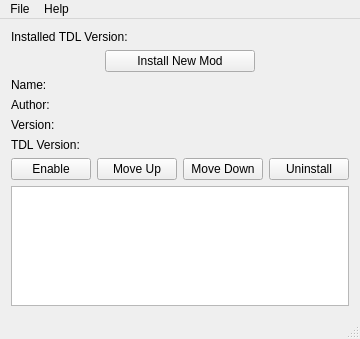
Qt form modloader_qt/mainwindow.ui (jpeg/TDL-Mod-Loader) before a commit.
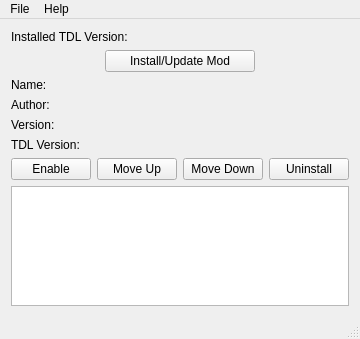
The same form after that commit.

Commit message: Now successfully installs from ZIP files

```diff
--- a/modloader_qt/mainwindow.ui
+++ b/modloader_qt/mainwindow.ui
@@ -39,7 +39,7 @@
          </size>
         </property>
         <property name="text">
-         <string>Install New Mod</string>
+         <string>Install/Update Mod</string>
         </property>
        </widget>
       </item>
```
The commit also changes 3 other files.
